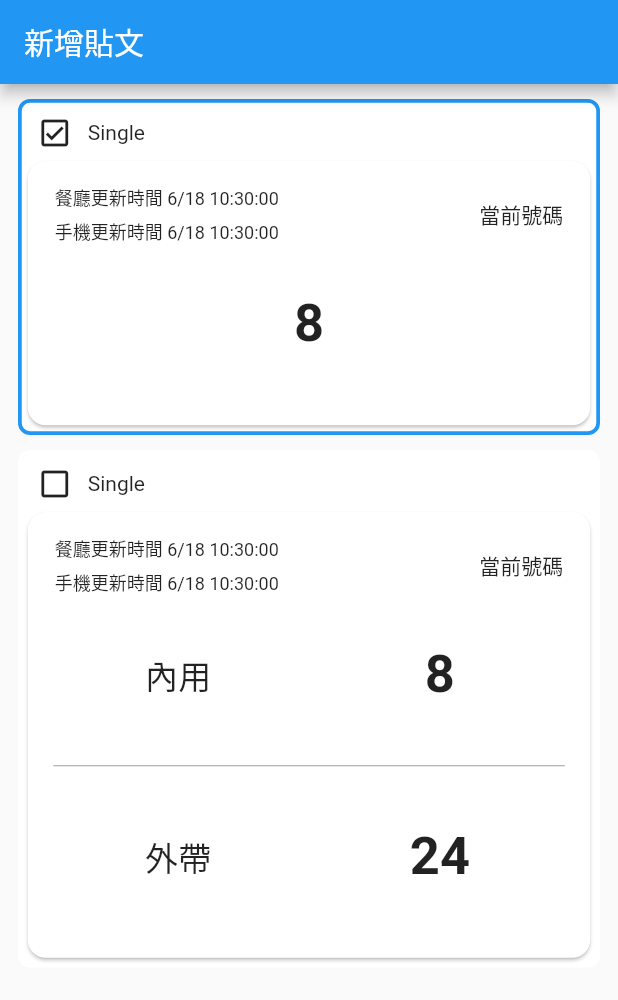
After one commit to championway/flutter_app_test, a Flutter app: the ChooseRestaurantNumberCardTypePage screen opened directly, on a phone screen of 412 x 824 dp. The commit adds this screen. Shown: the top 1000 px of the screen. Run offline on Flutter 3.47's test engine with Material 2 defaults, Android fonts, the phone set to English and light mode, and no system bars; our stand-ins replace fluttertoast, qr_flutter; missing offline and left inert: qr_code_scanner; generated files the repository leaves out were written again.

Commit message:
update Owner Restaurant Number Page

```diff
--- a/lib/HomePage.dart
+++ b/lib/HomePage.dart
@@ -2,6 +2,7 @@ import 'package:flutter/material.dart';
 import 'package:flutter_app_test/GoogleMapParsingPage.dart';
 import 'package:flutter_app_test/Page/AddPostPage.dart';
 import 'package:flutter_app_test/Page/BusinessTimePicker.dart';
+import 'package:flutter_app_test/Page/ChooseRestaurantNumberCardTypePage.dart';
 import 'package:flutter_app_test/Page/CouponWidget.dart';
 import 'package:flutter_app_test/Page/DateTimePickerPage.dart';
 import 'package:flutter_app_test/Page/OwnerRestaurantNumberPage.dart';
@@ -45,8 +46,8 @@ class _HomePageState extends State<HomePage> {
           _listTile(Icons.qr_code_scanner, "QRScanner", () {pushPage(context, QRScanPage());}),
           _listTile(Icons.qr_code, "QRCode", () {pushPage(context, QRCodePage());}),
           _listTile(Icons.date_range, "Picker", () {pushPage(context, DateTimePickerPage());}),
-          _listTile(Icons.post_add_outlined, "null", () {
-            pushPage(context, AddPostPage());
+          _listTile(Icons.post_add_outlined, "Choose", () {
+            pushPage(context, ChooseRestaurantNumberCardTypePage());
           }),
           _listTile(Icons.confirmation_number, "Number", () {
             pushPage(context, RestaurantNumberPage());
--- /dev/null
+++ b/lib/Page/ChooseRestaurantNumberCardTypePage.dart
@@ -0,0 +1,132 @@
+import 'package:flutter/material.dart';
+import 'package:flutter_app_test/Util/Enum.dart';
+import 'package:flutter_app_test/model/RestaurantNumberModel.dart';
+import 'package:flutter_app_test/widget/RestaurantNumberWidget.dart';
+
+class ChooseRestaurantNumberCardTypePage extends StatefulWidget {
+  @override
+  _ChooseRestaurantNumberCardTypePageState createState() =>
+      _ChooseRestaurantNumberCardTypePageState();
+}
+
+class _ChooseRestaurantNumberCardTypePageState
+    extends State<ChooseRestaurantNumberCardTypePage> {
+  RESTAURANT_NUMBER_CARD_TYPE chooseCardType =
+      RESTAURANT_NUMBER_CARD_TYPE.SINGLE;
+
+  RestaurantNumberModel restaurantNumberModelSingle = RestaurantNumberModel(
+      cardType: RESTAURANT_NUMBER_CARD_TYPE.SINGLE,
+      inNumber: 8,
+      outNumber: 24,
+      phoneTime: DateTime.now(),
+      updateTime: DateTime.now());
+  RestaurantNumberModel restaurantNumberModelBoth = RestaurantNumberModel(
+      cardType: RESTAURANT_NUMBER_CARD_TYPE.BOTH,
+      inNumber: 8,
+      outNumber: 24,
+      phoneTime: DateTime.now(),
+      updateTime: DateTime.now());
+
+  @override
+  Widget build(BuildContext context) {
+    return Scaffold(
+      appBar: AppBar(title: Text("新增貼文")),
+      body: SingleChildScrollView(
+        child: Column(
+          children: [
+            SizedBox(
+              height: 5,
+            ),
+            GestureDetector(
+              onTap: () {
+                setState(() {
+                  chooseCardType = RESTAURANT_NUMBER_CARD_TYPE.SINGLE;
+                });
+              },
+              child: Container(
+                margin: EdgeInsets.symmetric(horizontal: 12, vertical: 5),
+                decoration: BoxDecoration(
+                  color: Colors.white,
+                  borderRadius: BorderRadius.all(Radius.circular(8)),
+                  border: Border.all(
+                      color:
+                          chooseCardType == RESTAURANT_NUMBER_CARD_TYPE.SINGLE
+                              ? Theme.of(context).primaryColor
+                              : Colors.transparent,
+                      width: 2.5),
+                ),
+                child: Column(
+                  children: [
+                    SizedBox(
+                      height: 5,
+                    ),
+                    Padding(
+                      padding: const EdgeInsets.symmetric(
+                          horizontal: 10, vertical: 3),
+                      child: Row(
+                        children: [
+                          Icon(chooseCardType ==
+                                  RESTAURANT_NUMBER_CARD_TYPE.SINGLE
+                              ? Icons.check_box_outlined
+                              : Icons.check_box_outline_blank),
+                          SizedBox(
+                            width: 10,
+                          ),
+                          Text("Single")
+                        ],
+                      ),
+                    ),
+                    RestaurantNumberWidget(restaurantNumberModelSingle),
+                  ],
+                ),
+              ),
+            ),
+            GestureDetector(
+              onTap: () {
+                setState(() {
+                  chooseCardType = RESTAURANT_NUMBER_CARD_TYPE.BOTH;
+                });
+              },
+              child: Container(
+                margin: EdgeInsets.symmetric(horizontal: 12, vertical: 5),
+                decoration: BoxDecoration(
+                  color: Colors.white,
+                  borderRadius: BorderRadius.all(Radius.circular(8)),
+                  border: Border.all(
+                      color: chooseCardType == RESTAURANT_NUMBER_CARD_TYPE.BOTH
+                          ? Theme.of(context).primaryColor
+                          : Colors.transparent,
+                      width: 2.5),
+                ),
+                child: Column(
+                  children: [
+                    SizedBox(
+                      height: 5,
+                    ),
+                    Padding(
+                      padding: const EdgeInsets.symmetric(
+                          horizontal: 10, vertical: 3),
+                      child: Row(
+                        children: [
+                          Icon(
+                              chooseCardType == RESTAURANT_NUMBER_CARD_TYPE.BOTH
+                                  ? Icons.check_box_outlined
+                                  : Icons.check_box_outline_blank),
+                          SizedBox(
+                            width: 10,
+                          ),
+                          Text("Single")
+                        ],
+                      ),
+                    ),
+                    RestaurantNumberWidget(restaurantNumberModelBoth),
+                  ],
+                ),
+              ),
+            ),
+          ],
+        ),
+      ),
+    );
+  }
+}
--- a/lib/Page/OwnerRestaurantNumberPage.dart
+++ b/lib/Page/OwnerRestaurantNumberPage.dart
@@ -14,7 +14,6 @@ class OwnerRestaurantNumberPage extends StatefulWidget {
 
 class _OwnerRestaurantNumberPageState extends State<OwnerRestaurantNumberPage> {
   RESTAURANT_NUMBER_TYPE _chooseType = RESTAURANT_NUMBER_TYPE.IN;
-  RESTAURANT_NUMBER_CARD_TYPE _cardType = RESTAURANT_NUMBER_CARD_TYPE.BOTH;
 
   String numberPadValue = "";
 
@@ -41,7 +40,7 @@ class _OwnerRestaurantNumberPageState extends State<OwnerRestaurantNumberPage> {
     return Column(
       children: [
         Visibility(
-          visible: _cardType == RESTAURANT_NUMBER_CARD_TYPE.BOTH,
+          visible: restaurantNumberModel.cardType == RESTAURANT_NUMBER_CARD_TYPE.BOTH,
           child: Row(
             children: [
               chooseTypeCard(restaurantNumberModel, RESTAURANT_NUMBER_TYPE.IN),
@@ -178,7 +177,7 @@ class _OwnerRestaurantNumberPageState extends State<OwnerRestaurantNumberPage> {
                   mainAxisAlignment: MainAxisAlignment.spaceBetween,
                   crossAxisAlignment: CrossAxisAlignment.center,
                   children: [
-                    _cardType == RESTAURANT_NUMBER_CARD_TYPE.SINGLE
+                    restaurantNumberModel.cardType == RESTAURANT_NUMBER_CARD_TYPE.SINGLE
                         ? SizedBox.shrink()
                         : Expanded(
                             child: Center(
--- a/lib/Page/RestaurantNumberPage.dart
+++ b/lib/Page/RestaurantNumberPage.dart
@@ -9,7 +9,7 @@ class RestaurantNumberPage extends StatefulWidget {
 }
 
 class _RestaurantNumberPageState extends State<RestaurantNumberPage> {
-  RESTAURANT_NUMBER_CARD_TYPE cardType = RESTAURANT_NUMBER_CARD_TYPE.SINGLE;
+//  RESTAURANT_NUMBER_CARD_TYPE cardType = RESTAURANT_NUMBER_CARD_TYPE.SINGLE;
 
   RestaurantNumberModel restaurantNumberModel = RestaurantNumberModel(
       cardType: RESTAURANT_NUMBER_CARD_TYPE.BOTH,
@@ -42,7 +42,7 @@ class _RestaurantNumberPageState extends State<RestaurantNumberPage> {
       ),
       body: Padding(
         padding: const EdgeInsets.symmetric(horizontal: 8.0, vertical: 8.0),
-        child: RestaurantNumberWidget(cardType, restaurantNumberModel),
+        child: RestaurantNumberWidget(restaurantNumberModel),
       ),
     );
   }
--- a/lib/widget/RestaurantNumberWidget.dart
+++ b/lib/widget/RestaurantNumberWidget.dart
@@ -4,9 +4,8 @@ import 'package:flutter_app_test/Util/Util.dart';
 import 'package:flutter_app_test/model/RestaurantNumberModel.dart';
 
 class RestaurantNumberWidget extends StatelessWidget {
-  RestaurantNumberWidget(this.cardType, this.restaurantNumberModel);
+  RestaurantNumberWidget(this.restaurantNumberModel);
 
-  final RESTAURANT_NUMBER_CARD_TYPE cardType;
   final RestaurantNumberModel restaurantNumberModel;
 
   @override
@@ -55,7 +54,7 @@ class RestaurantNumberWidget extends StatelessWidget {
                   mainAxisAlignment: MainAxisAlignment.spaceBetween,
                   crossAxisAlignment: CrossAxisAlignment.center,
                   children: [
-                    cardType == RESTAURANT_NUMBER_CARD_TYPE.BOTH
+                    restaurantNumberModel.cardType == RESTAURANT_NUMBER_CARD_TYPE.BOTH
                         ? Expanded(
                       child: Center(
                         child: Text(
@@ -80,7 +79,7 @@ class RestaurantNumberWidget extends StatelessWidget {
                 ),
               ),
               Visibility(
-                visible: cardType == RESTAURANT_NUMBER_CARD_TYPE.BOTH,
+                visible: restaurantNumberModel.cardType == RESTAURANT_NUMBER_CARD_TYPE.BOTH,
                 child: Column(
                   children: [
                     Padding(
```
